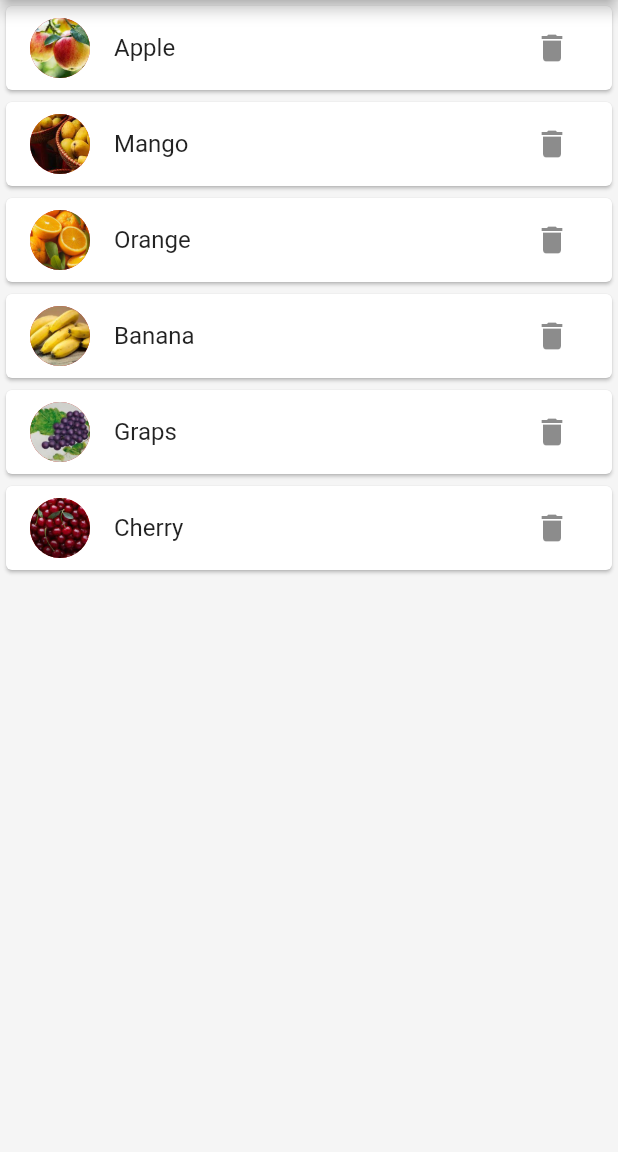
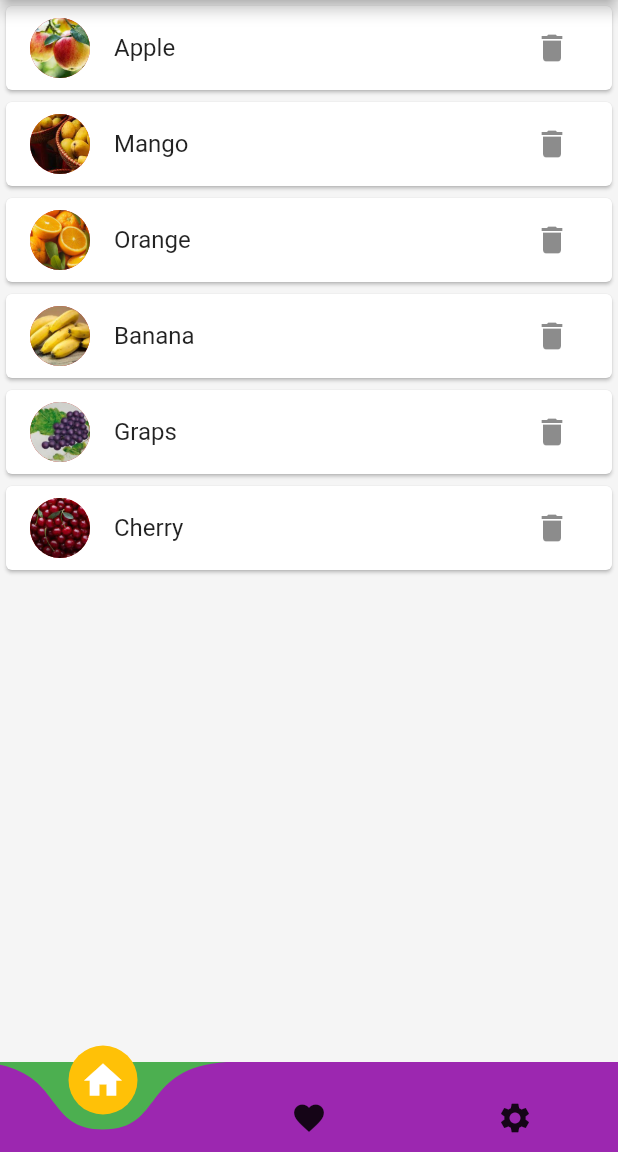
Before and after one commit to bakhtkhilji23/widgets, a Flutter app: the screen it shows after launch, on a phone screen of 412 x 824 dp, the part 84-1236 px from its top. Run offline on Flutter 3.47's test engine with Material 2 defaults, Android fonts, the phone set to English and light mode, and no system bars; drawn by our look-alikes of curved_navigation_bar.

```diff
--- a/lib/view/home.dart
+++ b/lib/view/home.dart
@@ -1,18 +1,56 @@
+import 'package:curved_navigation_bar/curved_navigation_bar.dart';
 import 'package:flutter/material.dart';
 import 'package:widgets/widgets/reorderable_listview.dart';
 
-class MyHomePage extends StatelessWidget {
+class MyHomePage extends StatefulWidget {
   const MyHomePage({super.key});
 
   @override
+  State<MyHomePage> createState() => _MyHomePageState();
+}
+
+class _MyHomePageState extends State<MyHomePage> {
+  int index = 0;
+  final _bottomNavigationKey = GlobalKey<CurvedNavigationBarState>();
+  @override
   Widget build(BuildContext context) {
+    List<Widget> screens = const [
+      ReorderListWidget(),
+      Center(
+        child: Text("Favourite"),
+      ),
+      Center(
+        child: Text("Setting"),
+      ),
+    ];
+
     return Scaffold(
       backgroundColor: Colors.grey[100],
       appBar: AppBar(
         title: Text("Reorder List"),
         centerTitle: true,
       ),
-      body: ReorderListWidget(),
+      body: screens[index],
+      bottomNavigationBar: CurvedNavigationBar(
+        buttonBackgroundColor: Colors.amber,
+        color: Colors.purple,
+        backgroundColor: Colors.green,
+        height: 60,
+        index: index,
+        items: const [
+          Icon(
+            Icons.home,
+            size: 30,
+            color: Colors.white,
+          ),
+          Icon(Icons.favorite),
+          Icon(Icons.settings)
+        ],
+        key: _bottomNavigationKey,
+        onTap: (index) => setState(() {
+          this.index = index;
+        }),
+      ),
     );
   }
 }
```
